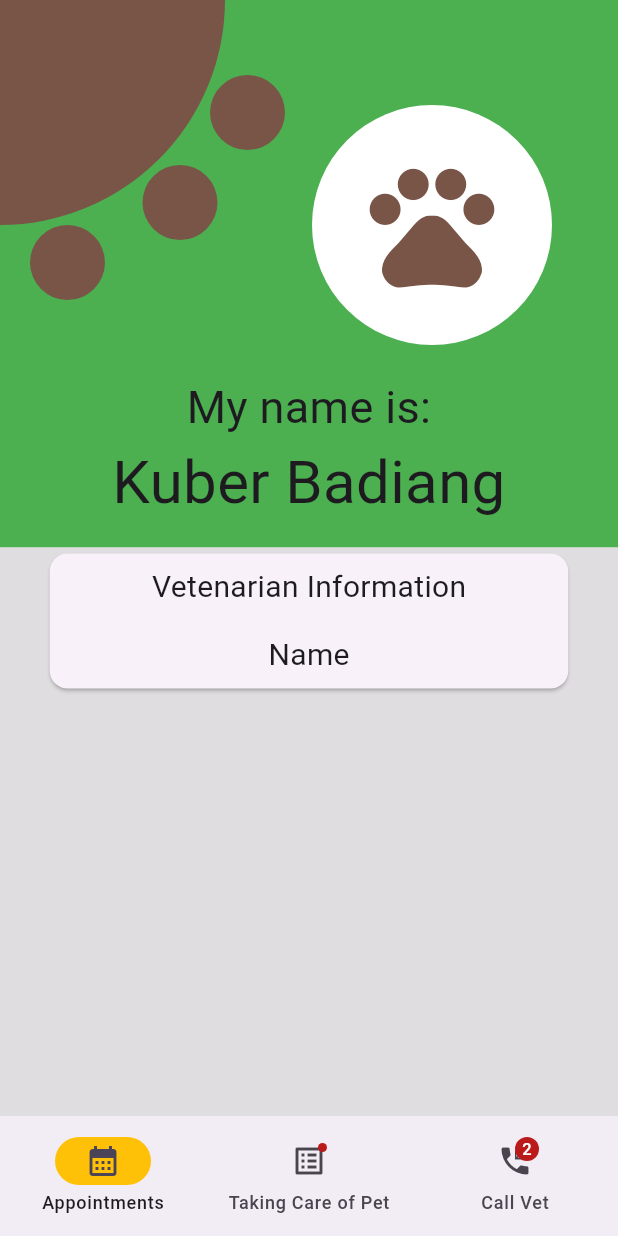
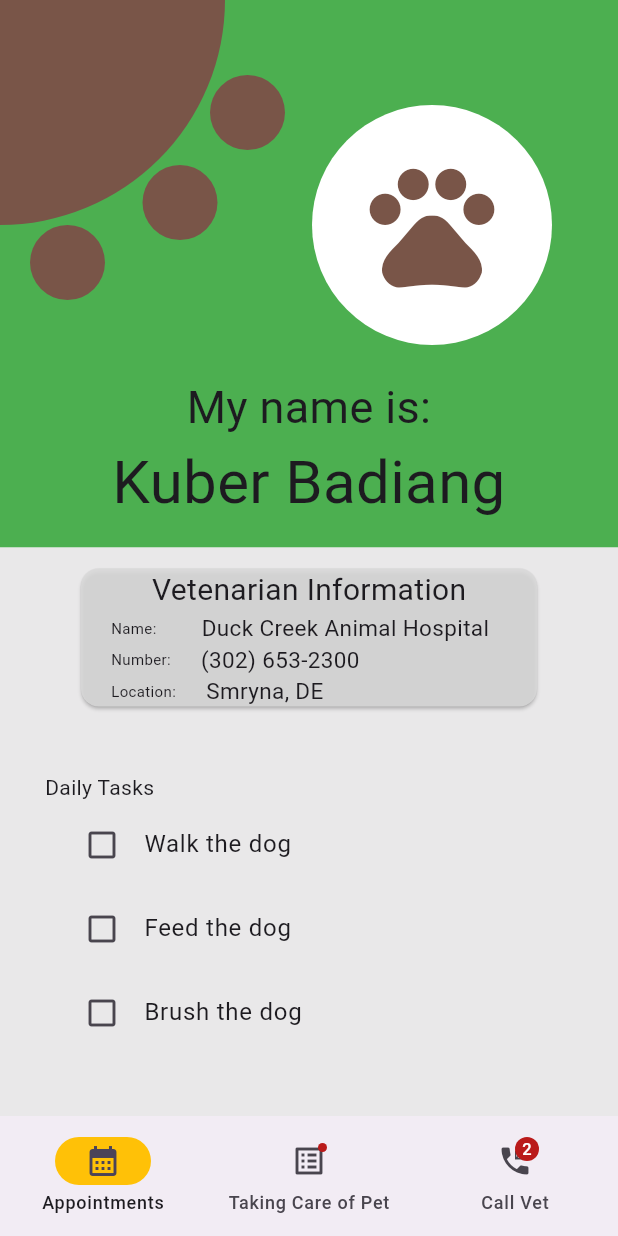
Before and after one commit to Patrick-Badiang/PetCareApp, a Flutter app: the screen it shows after launch, on a phone screen of 412 x 824 dp. Run offline on Flutter 3.47's test engine with Material 3 defaults, Android fonts, the light colour scheme and no system bars.

Commit message:
Formated Vet Card and added daily tasks

```diff
--- a/lib/main.dart
+++ b/lib/main.dart
@@ -193,16 +193,56 @@ class CenterWidget extends StatelessWidget {
   Widget build(BuildContext context) {
     return Container(
         width: double.infinity,
-        color: const Color.fromARGB(217, 217, 217, 217),
+        color: Color.fromARGB(217, 229, 229, 229),
         child: const Column(
+          crossAxisAlignment: CrossAxisAlignment.start,
+          mainAxisAlignment: MainAxisAlignment.start,
           children: <Widget>[
-            Card(
+            Center(child: VetCard()),
+            Padding(
+              padding: EdgeInsets.only(left: 30.0, top: 30.0),
+              child: Text( "Daily Tasks"),
+            ),
+            Padding(
+              padding: EdgeInsets.only(left: 40.0),
+              child: ListTile(
+                leading: Icon(Icons.check_box_outline_blank),
+                title: Text('Walk the dog'),
+              ),
+            ),
+            Padding(
+              padding: EdgeInsets.only(left: 40.0),
+              child: ListTile(
+                leading: Icon(Icons.check_box_outline_blank),
+                title: Text('Feed the dog'),
+              ),
+            ),
+            Padding(
+              padding: EdgeInsets.only(left: 40.0),
+              child: ListTile(
+                leading: Icon(Icons.check_box_outline_blank),
+                title: Text('Brush the dog'),
+              ),
+            ),
+          ],
+        ));
+  }
+}
+
+class VetCard extends StatelessWidget {
+  const VetCard({super.key});
+
+  @override
+  Widget build(BuildContext context) {
+    return const Padding(
+      padding: EdgeInsets.symmetric(vertical: 10.0, horizontal: 50.0),
+      child: Card(
+        color: Color.fromARGB(217, 217, 217, 217),
         child: Column(
+          crossAxisAlignment: CrossAxisAlignment.start,
+          mainAxisAlignment: MainAxisAlignment.start,
           children: <Widget>[
-                    Padding(
-                      padding: EdgeInsets.symmetric(horizontal: 60.0),
-                      child: Padding(
-                        padding: EdgeInsets.all(8.0),
+            Center(
               child: Text(
                 'Vetenarian Information',
                 style: TextStyle(
@@ -210,29 +250,81 @@ class CenterWidget extends StatelessWidget {
                 ),
               ),
             ),
-
+            Padding(
+              padding: EdgeInsets.only(left: 20.0),
+              child: Row(
+                children: [
+                  Text(
+                    textAlign: TextAlign.left,
+                    style: TextStyle(
+                      fontSize: 10,
+                    ),
+                    'Name:',
                   ),
                   Padding(
-                      padding: EdgeInsets.all(8.0),
+                    padding: EdgeInsets.only(left: 30.0),
                     child: Text(
                       textAlign: TextAlign.left,
                       style: TextStyle(
-                          fontSize: 20,
+                        fontSize: 15,
                       ),
-                        'Name',
-
+                      'Duck Creek Animal Hospital',
                     ),
-
                   ),
-
-
                 ],
               ),
             ),
-
-
-
+            Padding(
+              padding: EdgeInsets.only(left: 20.0),
+              child: Row(
+                children: [
+                  Text(
+                    textAlign: TextAlign.left,
+                    style: TextStyle(
+                      fontSize: 10,
+                    ),
+                    'Number:',
+                  ),
+                  Padding(
+                    padding: EdgeInsets.only(left: 20.0),
+                    child: Text(
+                      textAlign: TextAlign.left,
+                      style: TextStyle(
+                        fontSize: 15,
+                      ),
+                      '(302) 653-2300',
+                    ),
+                  ),
                 ],
-        ));
+              ),
+            ),
+            Padding(
+              padding: EdgeInsets.only(left: 20.0),
+              child: Row(
+                children: [
+                  Text(
+                    textAlign: TextAlign.left,
+                    style: TextStyle(
+                      fontSize: 10,
+                    ),
+                    'Location:',
+                  ),
+                  Padding(
+                    padding: EdgeInsets.only(left: 20.0),
+                    child: Text(
+                      textAlign: TextAlign.left,
+                      style: TextStyle(
+                        fontSize: 15,
+                      ),
+                      'Smryna, DE',
+                    ),
+                  ),
+                ],
+              ),
+            ),
+          ],
+        ),
+      ),
+    );
   }
 }
```
Lines whose indentation alone changed are shown as unchanged.
